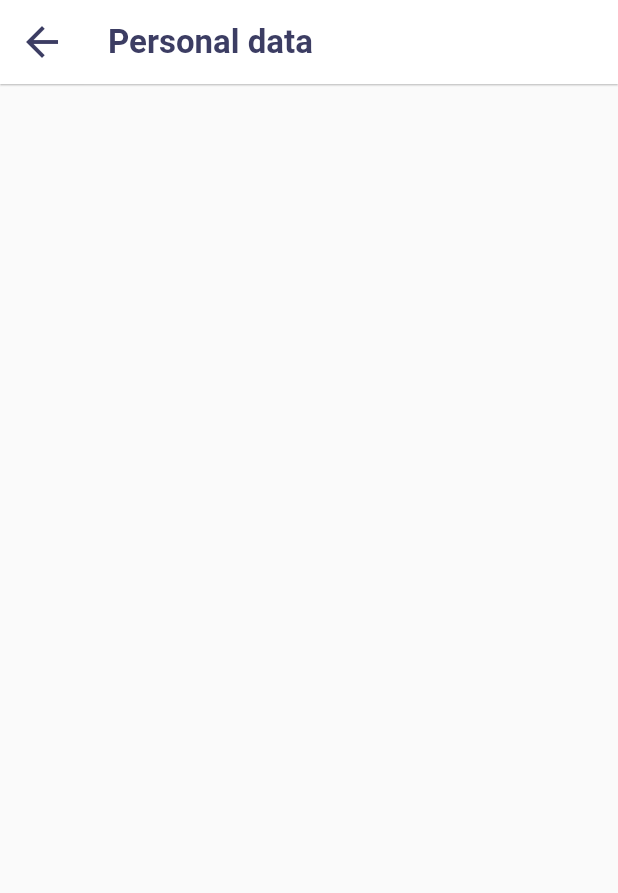
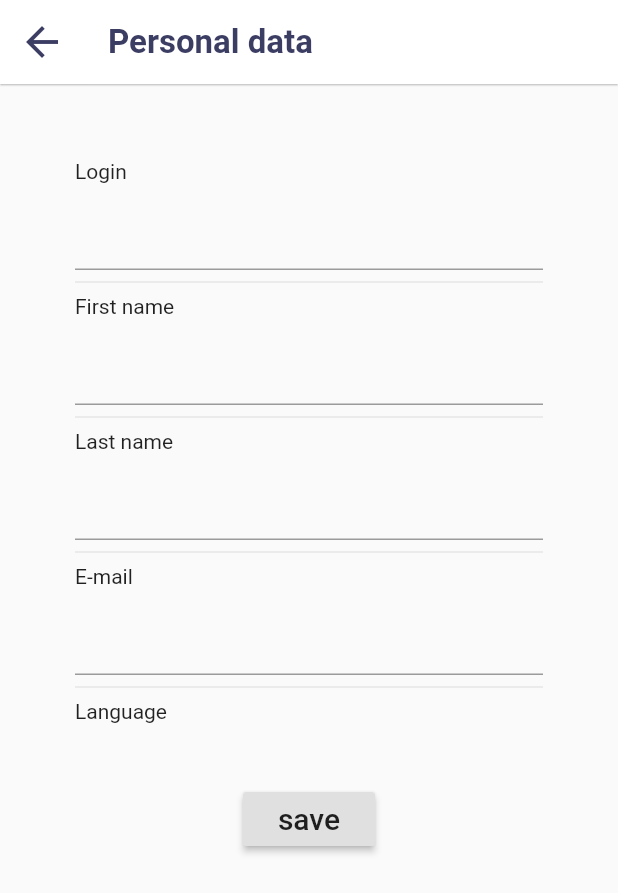
Before and after one commit to EAC-Technology/MobileApp, a Flutter app: the EditPersonalDataForm screen opened directly, on a phone screen of 412 x 824 dp. Shown: the top 893 px of the screen. Run offline on Flutter 3.47's test engine with Material 2 defaults, Android fonts, the phone set to English and light mode, and no system bars; our stand-ins replace convert, flutter_svg, rxdart, timeago, uni_links; missing offline and left inert: flutter_webview_plugin; accounts and stored records are empty.

Commit message:
profile form in progress

```diff
--- a/app_in_mail/lib/constants/strings/en_strings.dart
+++ b/app_in_mail/lib/constants/strings/en_strings.dart
@@ -35,4 +35,11 @@ final localizedStringsEn = {
   Strings.blockedAccount: 'Blocked account',
   Strings.editPersonalData: 'Edit personal data',
   Strings.personalData: 'Personal data',
+  Strings.login: 'Login',
+  Strings.firstName: 'First name',
+  Strings.lastName: 'Last name',
+  Strings.language: 'Language',
+  Strings.save: 'SAVE',
+
+
 };
--- a/app_in_mail/lib/constants/strings/fr_strings.dart
+++ b/app_in_mail/lib/constants/strings/fr_strings.dart
@@ -34,4 +34,9 @@ final localizedStringsFr = {
   Strings.blockedAccount: 'Blocked account_FR',
   Strings.editPersonalData: 'Edit personal data_FR',
   Strings.personalData: 'Personal data_FR',
+  Strings.login: 'Login_FR',
+  Strings.firstName: 'First name_FR',
+  Strings.lastName: 'Last name_FR',
+  Strings.language: 'Language_FR',
+  Strings.save: 'SAVE_FR',
 };
--- a/app_in_mail/lib/constants/strings/string_keys.dart
+++ b/app_in_mail/lib/constants/strings/string_keys.dart
@@ -34,5 +34,10 @@ class Strings{
   static final blockedAccount = 'blockedAccount';
   static final editPersonalData = 'editPersonalData';
   static final personalData = 'personalData';
+  static final login = 'login';
+  static final firstName = 'firstName';
+  static final lastName = 'lastName';
+  static final language = 'language';
+  static final save = 'save';
 
 }
--- a/app_in_mail/lib/main.dart
+++ b/app_in_mail/lib/main.dart
@@ -120,8 +120,8 @@ class _MyAppState extends State<MyApp> {
           buttonTheme: ButtonThemeData(
             buttonColor: Color(0xFFF33E7D),
             textTheme: ButtonTextTheme.primary,
-            minWidth: 300.0,
-            height: 44.0,
+            minWidth: 200.0,
+            height: 60.0,
             shape: RoundedRectangleBorder(
                 borderRadius: BorderRadius.all(const Radius.circular(8.0))),
           ),
--- a/app_in_mail/lib/screens/settings/edit_personal_data_form.dart
+++ b/app_in_mail/lib/screens/settings/edit_personal_data_form.dart
@@ -10,11 +10,75 @@ class EditPersonalDataForm extends StatefulWidget {
 }
 
 class _EditPersonalDataFormState extends State<EditPersonalDataForm> {
+  final _formKey = GlobalKey<FormState>();
+
+
+
+   _validateEmptyField(value) {
+    if (value.isEmpty) {
+        return 'This field is required.';
+    }
+  }
   @override
   Widget build(BuildContext context) {
     return Scaffold(
       appBar: _buildAppBar(),
-      body: Container(),
+      body: Padding(
+        padding: const EdgeInsets.all(50.0),
+        child: Form(
+          key: _formKey,
+          child: Column(
+            crossAxisAlignment: CrossAxisAlignment.start,
+            children: <Widget>[
+              Text(Localization.getString(Strings.login)),
+              Padding(
+                padding: const EdgeInsets.only(top:10, ),
+                child: TextFormField(validator: (value) => _validateEmptyField(value),
+                ),
+              ),
+              Divider(),
+              Text(Localization.getString(Strings.firstName)),
+              Padding(
+                padding: const EdgeInsets.only(top:10, ),
+                child: TextFormField(validator: (value) => _validateEmptyField(value),
+                ),
+              ),
+              Divider(),
+              Text(Localization.getString(Strings.lastName)),
+              Padding(
+                padding: const EdgeInsets.only(top:10, ),
+                child: TextFormField(validator: (value) => _validateEmptyField(value),
+                ),
+              ),
+              Divider(),
+              Text(Localization.getString(Strings.email)),
+              Padding(
+                padding: const EdgeInsets.only(top:10, ),
+                child: TextFormField(validator: (value) => _validateEmptyField(value),
+                ),
+              ),
+              Divider(),
+              Text('Language'),
+              Padding(
+                padding: const EdgeInsets.only(top:40),
+                child: Center(
+                    child: RaisedButton(
+                      onPressed: () {
+                        if (_formKey.currentState.validate()) {
+                          Scaffold.of(context).showSnackBar(
+                              SnackBar(content: Text('Processing Data')));
+                        }
+                      },
+                      child: Text(
+                        Strings.save,
+                        style: TextStyle(fontSize: 20),
+                      ),
+                    )),
+              ),
+            ],
+          ),
+        ),
+      ),
     );
   }
 
@@ -36,7 +100,8 @@ class _EditPersonalDataFormState extends State<EditPersonalDataForm> {
             size: 32.0,
           ),
           onPressed: () => Navigator.of(context).pop()),
-
     );
   }
 }
+
+//todo  add localizations
```
